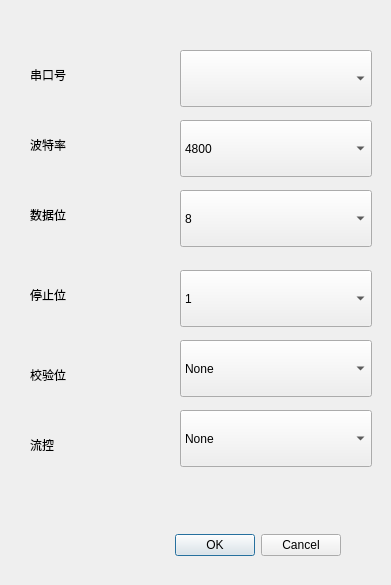
Old version of the form setting.ui in the repository weiqifa0/qtSerial.
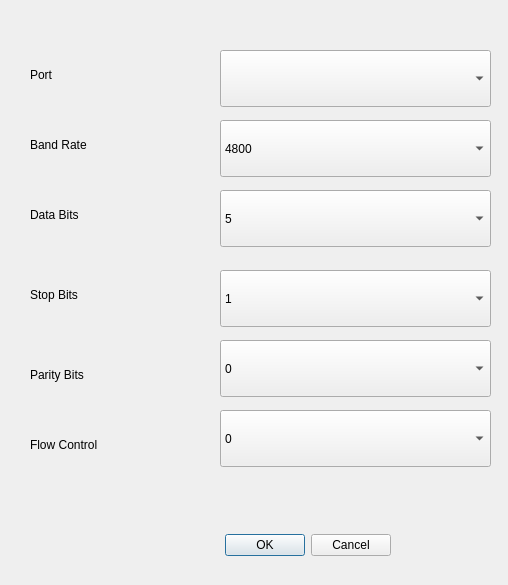
New version of the form.

Commit message: 1 add logo file 2 modify setting bug 3 modify language file 4 add sarial debug tools software

```diff
--- a/setting.ui
+++ b/setting.ui
@@ -6,7 +6,7 @@
    <rect>
     <x>0</x>
     <y>0</y>
-    <width>391</width>
+    <width>508</width>
     <height>585</height>
    </rect>
   </property>
@@ -16,7 +16,7 @@
   <widget class="QDialogButtonBox" name="buttonBox">
    <property name="geometry">
     <rect>
-     <x>60</x>
+     <x>110</x>
      <y>510</y>
      <width>281</width>
      <height>71</height>
@@ -32,9 +32,9 @@
   <widget class="QComboBox" name="baudComboBox">
    <property name="geometry">
     <rect>
-     <x>180</x>
+     <x>220</x>
      <y>120</y>
-     <width>192</width>
+     <width>271</width>
      <height>57</height>
     </rect>
    </property>
@@ -98,9 +98,9 @@
   <widget class="QComboBox" name="bitComboBox">
    <property name="geometry">
     <rect>
-     <x>180</x>
+     <x>220</x>
      <y>190</y>
-     <width>192</width>
+     <width>271</width>
      <height>57</height>
     </rect>
    </property>
@@ -110,6 +110,21 @@
      <verstretch>0</verstretch>
     </sizepolicy>
    </property>
+   <item>
+    <property name="text">
+     <string>5</string>
+    </property>
+   </item>
+   <item>
+    <property name="text">
+     <string>6</string>
+    </property>
+   </item>
+   <item>
+    <property name="text">
+     <string>7</string>
+    </property>
+   </item>
    <item>
     <property name="text">
      <string>8</string>
@@ -129,9 +144,9 @@
   <widget class="QComboBox" name="stopComboBox">
    <property name="geometry">
     <rect>
-     <x>180</x>
+     <x>220</x>
      <y>270</y>
-     <width>192</width>
+     <width>271</width>
      <height>57</height>
     </rect>
    </property>
@@ -150,9 +165,9 @@
   <widget class="QComboBox" name="parityComboBox">
    <property name="geometry">
     <rect>
-     <x>180</x>
+     <x>220</x>
      <y>340</y>
-     <width>192</width>
+     <width>271</width>
      <height>57</height>
     </rect>
    </property>
@@ -164,16 +179,36 @@
    </property>
    <item>
     <property name="text">
-     <string>None</string>
+     <string>0</string>
+    </property>
+   </item>
+   <item>
+    <property name="text">
+     <string>2</string>
+    </property>
+   </item>
+   <item>
+    <property name="text">
+     <string>3</string>
+    </property>
+   </item>
+   <item>
+    <property name="text">
+     <string>4</string>
+    </property>
+   </item>
+   <item>
+    <property name="text">
+     <string>5</string>
     </property>
    </item>
   </widget>
   <widget class="QComboBox" name="flowctrComboBox">
    <property name="geometry">
     <rect>
-     <x>180</x>
+     <x>220</x>
      <y>410</y>
-     <width>192</width>
+     <width>271</width>
      <height>57</height>
     </rect>
    </property>
@@ -185,16 +220,26 @@
    </property>
    <item>
     <property name="text">
-     <string>None</string>
+     <string>0</string>
+    </property>
+   </item>
+   <item>
+    <property name="text">
+     <string>1</string>
+    </property>
+   </item>
+   <item>
+    <property name="text">
+     <string>2</string>
     </property>
    </item>
   </widget>
   <widget class="QComboBox" name="comComboBox">
    <property name="geometry">
     <rect>
-     <x>180</x>
+     <x>220</x>
      <y>50</y>
-     <width>192</width>
+     <width>271</width>
      <height>57</height>
     </rect>
    </property>
@@ -215,7 +260,7 @@
     </rect>
    </property>
    <property name="text">
-    <string>串口号</string>
+    <string>Port</string>
    </property>
   </widget>
   <widget class="QLabel" name="label_2">
@@ -228,7 +273,7 @@
     </rect>
    </property>
    <property name="text">
-    <string>波特率</string>
+    <string>Band Rate</string>
    </property>
   </widget>
   <widget class="QLabel" name="label_3">
@@ -241,7 +286,7 @@
     </rect>
    </property>
    <property name="text">
-    <string>数据位</string>
+    <string>Data Bits</string>
    </property>
   </widget>
   <widget class="QLabel" name="label_4">
@@ -254,7 +299,7 @@
     </rect>
    </property>
    <property name="text">
-    <string>停止位</string>
+    <string>Stop Bits</string>
    </property>
   </widget>
   <widget class="QLabel" name="label_5">
@@ -262,12 +307,12 @@
     <rect>
      <x>30</x>
      <y>360</y>
-     <width>135</width>
+     <width>181</width>
      <height>30</height>
     </rect>
    </property>
    <property name="text">
-    <string>校验位</string>
+    <string>Parity Bits</string>
    </property>
   </widget>
   <widget class="QLabel" name="label_6">
@@ -275,12 +320,12 @@
     <rect>
      <x>30</x>
      <y>430</y>
-     <width>135</width>
+     <width>181</width>
      <height>30</height>
     </rect>
    </property>
    <property name="text">
-    <string>流控</string>
+    <string>Flow Control</string>
    </property>
   </widget>
  </widget>
```
Left out of the diff: 20 changed lines with no effect on the pictures. The commit also changes 13 other files.
